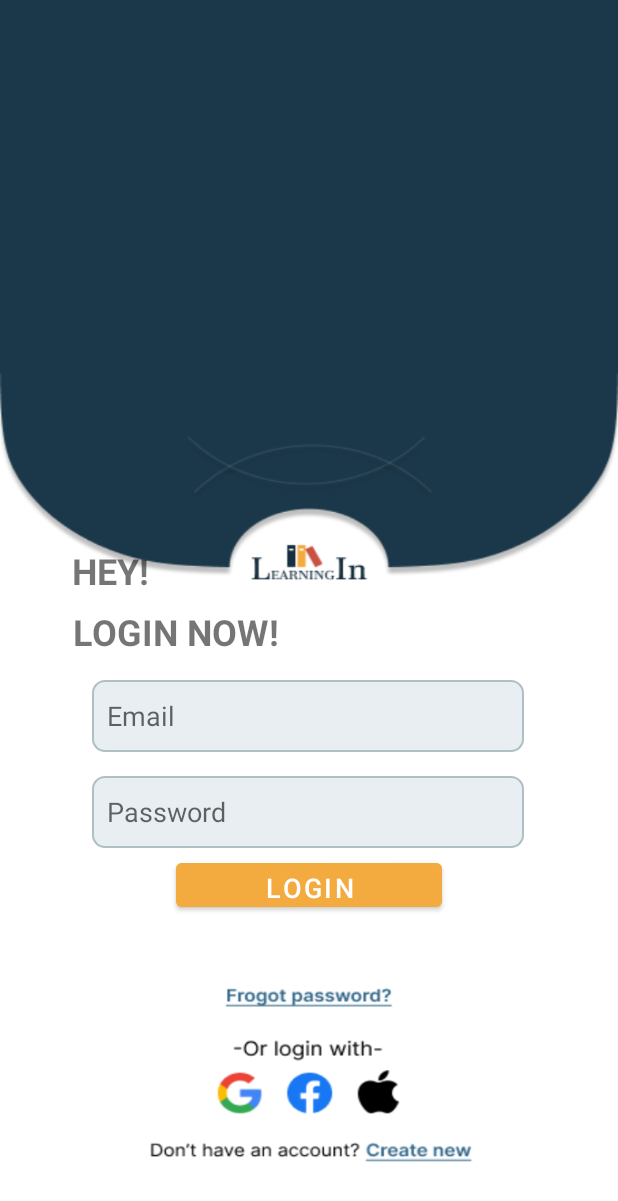
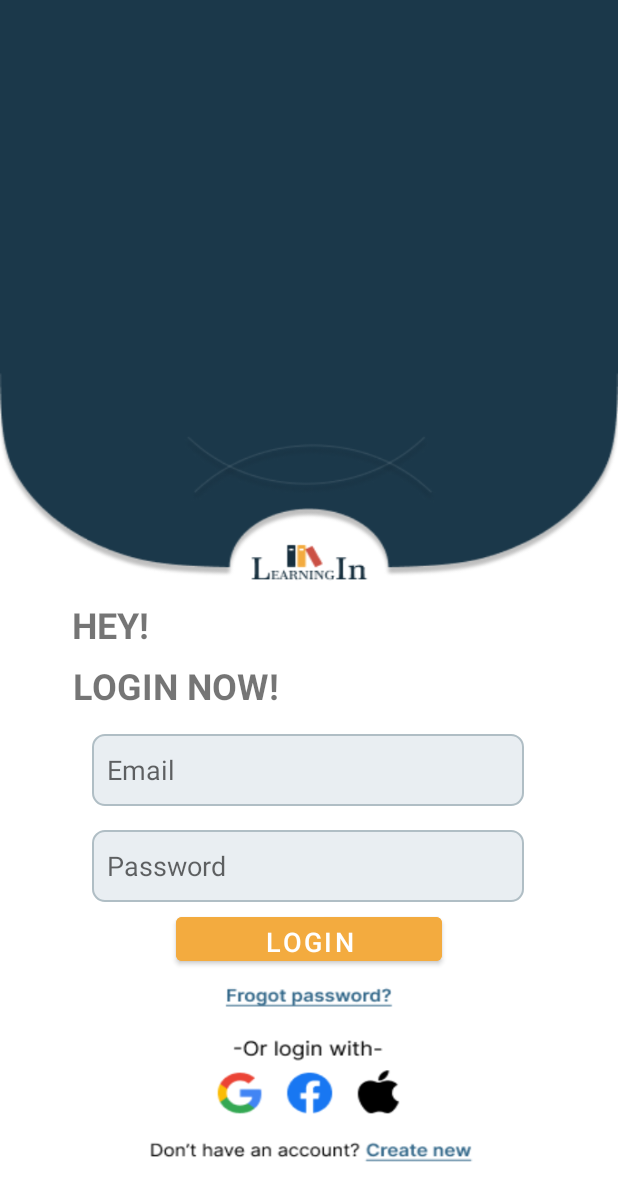
Before and after one commit to ZKartadimaja/learningin-app, an Android app: the screen it shows after launch (LoginActivity), on a phone screen of 412 x 824 dp. Shown: the top 1201 px of the screen. Run offline under Robolectric (Android 15) with nearby library versions, the phone set to English and light mode, and no system bars.

Commit message:
fix login

```diff
--- a/app/src/main/res/layout/activity_login.xml
+++ b/app/src/main/res/layout/activity_login.xml
@@ -4,14 +4,13 @@
     xmlns:tools="http://schemas.android.com/tools"
     android:layout_width="match_parent"
     android:layout_height="match_parent"
-    android:background="@drawable/login"
-    tools:context=".ui.home.LoginActivity">
+    android:background="@drawable/login">
 
     <TextView
         android:id="@+id/textViewHey"
         android:layout_width="wrap_content"
         android:layout_height="wrap_content"
-        android:layout_marginTop="364dp"
+        android:layout_marginTop="400dp"
         android:text="HEY!"
         android:textSize="24sp"
         android:textStyle="bold"
```
